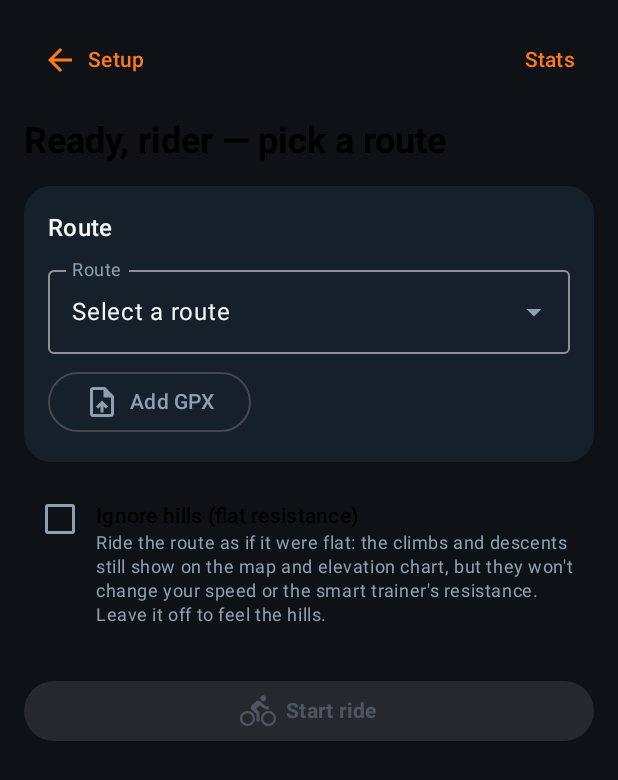
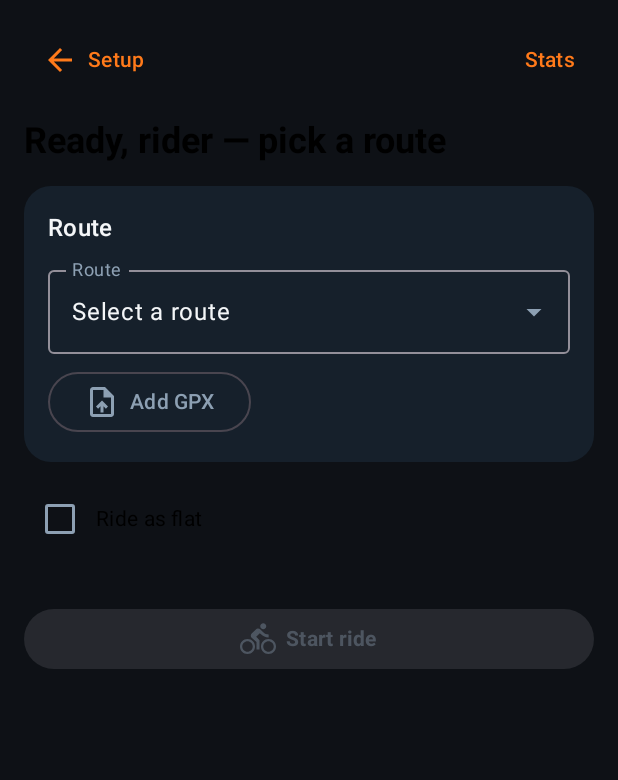
Before and after one commit to antoinedt/Bike, an Android app built with Jetpack Compose: the HomeScreen screen opened through its navigation route, on a phone screen of 412 x 824 dp. Shown: the top 780 px of the screen. Run offline under Robolectric (Android 15) with nearby library versions, the phone set to English and light mode, and no system bars; pictures from the network do not load.

Commit message:
Start-button route stats, shorter flat toggle, simpler rider list, trainer-gated stats
- Start ride button shows the selected route's distance and elevation gain,
  e.g. 'Start ride (13.8 km · +1071 m)'
- Flat option: shortened to 'Ride as flat', text vertically centred on the
  checkbox, whole row toggles
- Rider picker: every rider now has a plain 'Select' button (no 'Active' state)
- Stats: a ride is only folded into lifetime stats/bests when a real trainer
  was connected; demo rides are skipped (with a note on the summary)

Co-Authored-By: Claude Opus 4.8 <noreply@anthropic.com>
Claude-Session: https://claude.ai/code/session_01AkZmE4heZX9mPzUExfJHub

```diff
--- a/app/src/main/java/com/bike/trainer/session/RideEngine.kt
+++ b/app/src/main/java/com/bike/trainer/session/RideEngine.kt
@@ -48,6 +48,10 @@ class RideEngine(
     private var elapsedMs = 0L
     private var energyJoules = 0.0
     private var lastRecordedSecond = -1L
+    private var trainerEverConnected = false
+
+    /** True if a real trainer was connected at any point — gates saving to stats. */
+    val recordedWithTrainer: Boolean get() = trainerEverConnected
 
     /** Position along the route, wrapped into [0, totalDistance). */
     private fun lapPos(): Double {
@@ -94,6 +98,7 @@ class RideEngine(
         val totalMass = riderMassKg + bikeMassKg
         val terrainGrade = terrainGrade()
         val connected = trainer.connectionState.value == TrainerConnectionState.Connected
+        if (connected) trainerEverConnected = true
         // Prefer a dedicated HR strap if connected; otherwise use the trainer's.
         val heartRate = heartRateManager?.heartRate?.value?.takeIf { it > 0 } ?: data.heartRate
 
--- a/app/src/main/java/com/bike/trainer/ui/home/HomeScreen.kt
+++ b/app/src/main/java/com/bike/trainer/ui/home/HomeScreen.kt
@@ -7,6 +7,7 @@ import android.widget.Toast
 import androidx.activity.compose.rememberLauncherForActivityResult
 import androidx.activity.result.contract.ActivityResultContracts
 import androidx.compose.foundation.layout.Arrangement
+import androidx.compose.foundation.clickable
 import androidx.compose.foundation.layout.Column
 import androidx.compose.foundation.layout.Row
 import androidx.compose.foundation.layout.Spacer
@@ -117,6 +118,23 @@ fun HomeScreen(
     var prefetchFor by remember { mutableStateOf<java.io.File?>(null) }
     var startKm by remember { mutableStateOf("") }
     var ignoreHills by remember { mutableStateOf(false) }
+    // (km, total ascent m) of the selected GPX, shown on the Start button.
+    var selectedStats by remember { mutableStateOf<Pair<Double, Double>?>(null) }
+
+    LaunchedEffect(selectedGpx, randomSelected) {
+        selectedStats = null
+        val file = selectedGpx
+        if (file != null && !randomSelected) {
+            val route = withContext(Dispatchers.IO) {
+                runCatching {
+                    file.inputStream().use { GpxImporter.import(file.nameWithoutExtension, it, file.nameWithoutExtension) }
+                }.getOrNull()
+            }
+            if (route != null && file == selectedGpx) {
+                selectedStats = route.totalDistance / 1000.0 to route.totalAscent
+            }
+        }
+    }
 
     fun refreshGpx(select: java.io.File? = null) {
         scope.launch {
@@ -248,28 +266,25 @@ fun HomeScreen(
             }
         }
 
-        // Hills affect the simulated speed and the trainer's resistance. Tick this
-        // to ride the route as flat (no climb resistance, no downhill free speed).
-        Row(verticalAlignment = Alignment.Top) {
+        // Ride the route with its gradient flattened (no climb resistance / no
+        // downhill free speed). Whole row toggles, text centred on the checkbox.
+        Row(
+            verticalAlignment = Alignment.CenterVertically,
+            modifier = Modifier.clickable { ignoreHills = !ignoreHills },
+        ) {
             Checkbox(checked = ignoreHills, onCheckedChange = { ignoreHills = it })
-            Column(Modifier.padding(top = 12.dp)) {
-                Text(
-                    "Ignore hills (flat resistance)",
-                    style = MaterialTheme.typography.bodyMedium,
-                    fontWeight = FontWeight.SemiBold,
-                )
-                Text(
-                    "Ride the route as if it were flat: the climbs and descents still " +
-                        "show on the map and elevation chart, but they won't change your " +
-                        "speed or the smart trainer's resistance. Leave it off to feel the " +
-                        "hills.",
-                    style = MaterialTheme.typography.bodySmall,
-                    color = MaterialTheme.colorScheme.onSurfaceVariant,
-                )
-            }
+            Text("Ride as flat", style = MaterialTheme.typography.bodyMedium)
         }
 
         Spacer(Modifier.height(4.dp))
+        val rideLabel = when {
+            randomSelected -> "  Start ride"
+            selectedStats != null -> {
+                val (km, gain) = selectedStats!!
+                "  Start ride (${String.format(java.util.Locale.US, "%.1f", km)} km · +${gain.toInt()} m)"
+            }
+            else -> "  Start ride"
+        }
         Button(
             modifier = Modifier.fillMaxWidth(),
             enabled = randomSelected || selectedGpx != null,
@@ -286,7 +301,7 @@ fun HomeScreen(
             },
         ) {
             Icon(Icons.Filled.DirectionsBike, contentDescription = null)
-            Text("  Start ride", fontWeight = FontWeight.Bold)
+            Text(rideLabel, fontWeight = FontWeight.Bold)
         }
         Spacer(Modifier.height(24.dp))
     }
```
Also changed, not shown: app/src/main/java/com/bike/trainer/ui/components/SettingsUi.kt (+2 -7 lines), app/src/main/java/com/bike/trainer/ui/summary/SummaryScreen.kt (+13 -2 lines).
